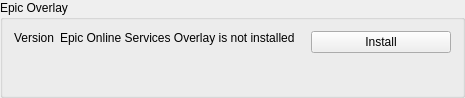
First picture: the form in rare/ui/components/tabs/library/integrations/eos_widget.ui, repository RareDevs/Rare, before the edit.
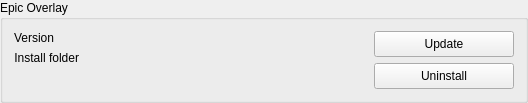
Second picture: the form after the edit. The open tabs and pages were chosen to show the change.

Commit message: EosGroup: simplify layout by moving the form out of the stack

```diff
--- a/rare/ui/components/tabs/library/integrations/eos_widget.ui
+++ b/rare/ui/components/tabs/library/integrations/eos_widget.ui
@@ -6,8 +6,8 @@
    <rect>
     <x>0</x>
     <y>0</y>
-    <width>465</width>
-    <height>98</height>
+    <width>528</width>
+    <height>95</height>
    </rect>
   </property>
   <property name="windowTitle">
@@ -20,13 +20,9 @@
    <property name="sizeConstraint">
     <enum>QLayout::SetDefaultConstraint</enum>
    </property>
-   <item>
-    <widget class="QStackedWidget" name="overlay_stack">
-     <property name="currentIndex">
-      <number>0</number>
-     </property>
-     <widget class="QWidget" name="install_page">
-      <layout class="QHBoxLayout" name="install_page_layout" stretch="1,0">
+   <item alignment="Qt::AlignmentFlag::AlignTop">
+    <widget class="QWidget" name="overlay_widget" native="true">
+     <layout class="QHBoxLayout" name="overlay_widget_layout" stretch="1,0">
        <property name="leftMargin">
         <number>0</number>
        </property>
@@ -40,72 +36,12 @@
         <number>0</number>
        </property>
        <item>
-        <layout class="QFormLayout" name="install_label_layout">
+       <layout class="QFormLayout" name="info_layout">
          <property name="labelAlignment">
           <set>Qt::AlignRight|Qt::AlignTop|Qt::AlignTrailing</set>
          </property>
          <property name="formAlignment">
-          <set>Qt::AlignLeading|Qt::AlignLeft|Qt::AlignTop</set>
-         </property>
-         <item row="0" column="0">
-          <widget class="QLabel" name="install_label">
-           <property name="text">
-            <string>Version</string>
-           </property>
-          </widget>
-         </item>
-         <item row="0" column="1">
-          <widget class="QLabel" name="install_text">
-           <property name="text">
-            <string>Epic Online Services Overlay is not installed</string>
-           </property>
-          </widget>
-         </item>
-        </layout>
-       </item>
-       <item>
-        <layout class="QVBoxLayout" name="install_button_layout">
-         <property name="rightMargin">
-          <number>0</number>
-         </property>
-         <item alignment="Qt::AlignTop">
-          <widget class="QPushButton" name="install_button">
-           <property name="minimumSize">
-            <size>
-             <width>140</width>
-             <height>0</height>
-            </size>
-           </property>
-           <property name="text">
-            <string>Install</string>
-           </property>
-          </widget>
-         </item>
-        </layout>
-       </item>
-      </layout>
-     </widget>
-     <widget class="QWidget" name="info_page">
-      <layout class="QHBoxLayout" name="info_page_layout" stretch="1,0">
-       <property name="leftMargin">
-        <number>0</number>
-       </property>
-       <property name="topMargin">
-        <number>0</number>
-       </property>
-       <property name="rightMargin">
-        <number>0</number>
-       </property>
-       <property name="bottomMargin">
-        <number>0</number>
-       </property>
-       <item>
-        <layout class="QFormLayout" name="info_label_layout">
-         <property name="labelAlignment">
-          <set>Qt::AlignRight|Qt::AlignTop|Qt::AlignTrailing</set>
-         </property>
-         <property name="formAlignment">
-          <set>Qt::AlignLeading|Qt::AlignLeft|Qt::AlignTop</set>
+         <set>Qt::AlignmentFlag::AlignLeading|Qt::AlignmentFlag::AlignLeft|Qt::AlignmentFlag::AlignTop</set>
          </property>
          <item row="0" column="0">
           <widget class="QLabel" name="version_label">
@@ -129,14 +65,60 @@
          </item>
         </layout>
        </item>
-       <item>
-        <layout class="QVBoxLayout" name="info_button_layout">
-         <item alignment="Qt::AlignTop">
+      <item alignment="Qt::AlignmentFlag::AlignTop">
+       <widget class="QStackedWidget" name="button_stack">
+        <property name="currentIndex">
+         <number>0</number>
+        </property>
+        <widget class="QWidget" name="install_page">
+         <layout class="QHBoxLayout" name="install_page_layout" stretch="0">
+          <property name="leftMargin">
+           <number>0</number>
+          </property>
+          <property name="topMargin">
+           <number>0</number>
+          </property>
+          <property name="rightMargin">
+           <number>0</number>
+          </property>
+          <property name="bottomMargin">
+           <number>0</number>
+          </property>
+          <item alignment="Qt::AlignmentFlag::AlignBottom">
+           <widget class="QPushButton" name="install_button">
+            <property name="minimumSize">
+             <size>
+              <width>140</width>
+              <height>26</height>
+             </size>
+            </property>
+            <property name="text">
+             <string>Install</string>
+            </property>
+           </widget>
+          </item>
+         </layout>
+        </widget>
+        <widget class="QWidget" name="update_page">
+         <layout class="QVBoxLayout" name="update_page_layout" stretch="0,0">
+          <property name="leftMargin">
+           <number>0</number>
+          </property>
+          <property name="topMargin">
+           <number>0</number>
+          </property>
+          <property name="rightMargin">
+           <number>0</number>
+          </property>
+          <property name="bottomMargin">
+           <number>0</number>
+          </property>
+          <item alignment="Qt::AlignmentFlag::AlignBottom">
           <widget class="QPushButton" name="update_button">
            <property name="minimumSize">
             <size>
              <width>140</width>
-             <height>0</height>
+              <height>26</height>
             </size>
            </property>
            <property name="text">
@@ -144,12 +126,12 @@
            </property>
           </widget>
          </item>
-         <item alignment="Qt::AlignTop">
+          <item alignment="Qt::AlignmentFlag::AlignBottom">
           <widget class="QPushButton" name="uninstall_button">
            <property name="minimumSize">
             <size>
              <width>140</width>
-             <height>0</height>
+              <height>26</height>
             </size>
            </property>
            <property name="text">
@@ -158,9 +140,10 @@
           </widget>
          </item>
         </layout>
-       </item>
-      </layout>
-     </widget>
+        </widget>
+       </widget>
+      </item>
+     </layout>
     </widget>
    </item>
   </layout>
```
Left out of the diff: 8 changed lines with no effect on the pictures. Lines whose indentation alone changed are shown as unchanged. The commit also changes 3 other files.
